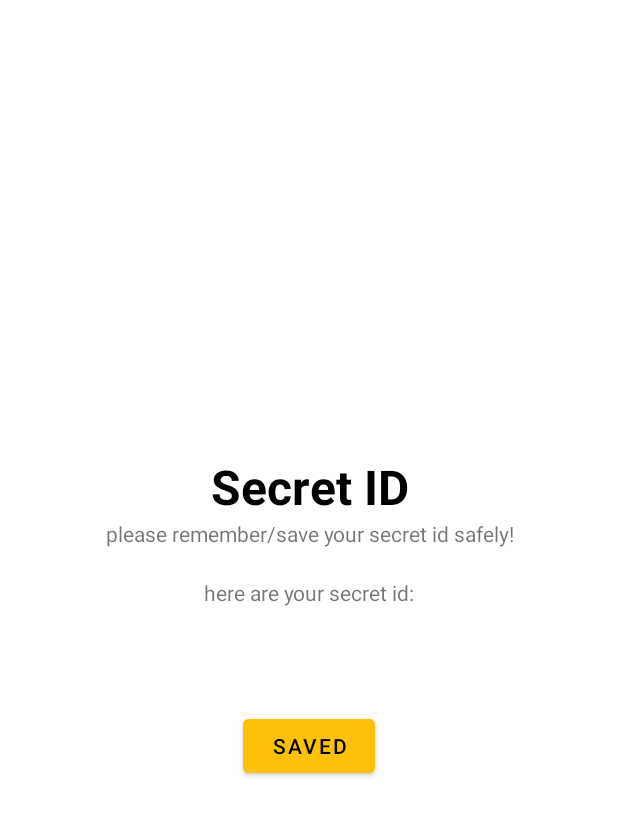
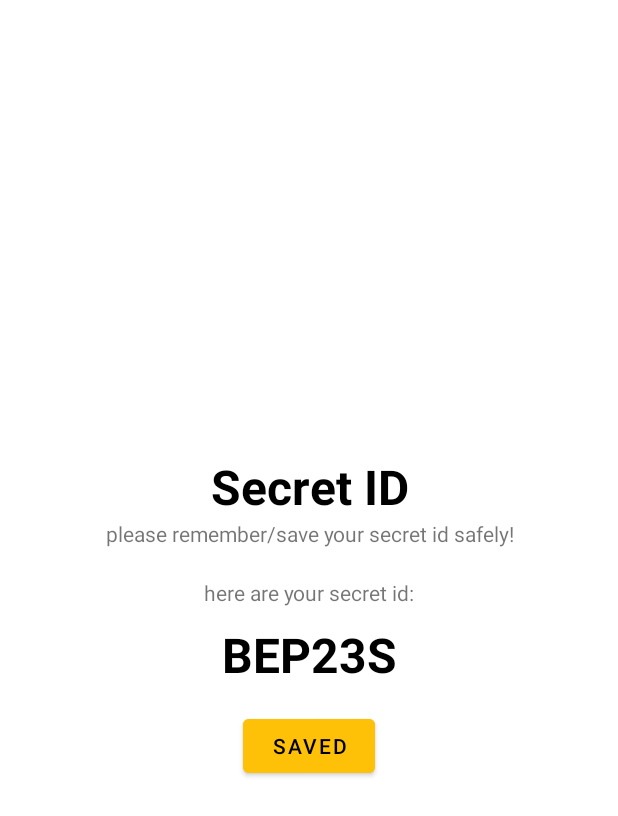
Before and after one commit to andriansanto/android-store-skripsi, an Android app: the secretPassword screen opened directly, with no data from a screen before it, on a phone screen of 412 x 824 dp. Shown: the top 816 px of the screen. Run offline under Robolectric (Android 15) with nearby library versions, the light colour scheme and no system bars; our stand-ins replace Firebase (no records; nobody signed in at launch, a user with empty details on screens opened directly).

Commit message:
Fix bug
fixing bug

```diff
--- a/app/src/main/res/layout/secret_password.xml
+++ b/app/src/main/res/layout/secret_password.xml
@@ -44,7 +44,7 @@
         android:layout_marginTop="10dp"
         android:gravity="center"
         android:layout_height="wrap_content"
-        android:text="" />
+        android:text="BEP23S" />
 
     <Button
         android:id="@+id/btn_Home"
```
Also changed, not shown: app/src/main/java/skripsi/android/andrian/SignupTabFragment.java (+4 -4 lines), app/src/main/java/skripsi/android/andrian/totp_confirm.java (+0 -13 lines), app/src/main/res/drawable-v24/prod11.png (deleted), app/src/main/res/drawable-v24/prod3.jpg (deleted), app/src/main/res/drawable-v24/prod4.jpg (deleted), app/src/main/res/drawable-v24/prod5.jpg (deleted), app/src/main/res/drawable-v24/prod6.jpg (deleted), app/src/main/res/drawable/twitter.png (deleted).
